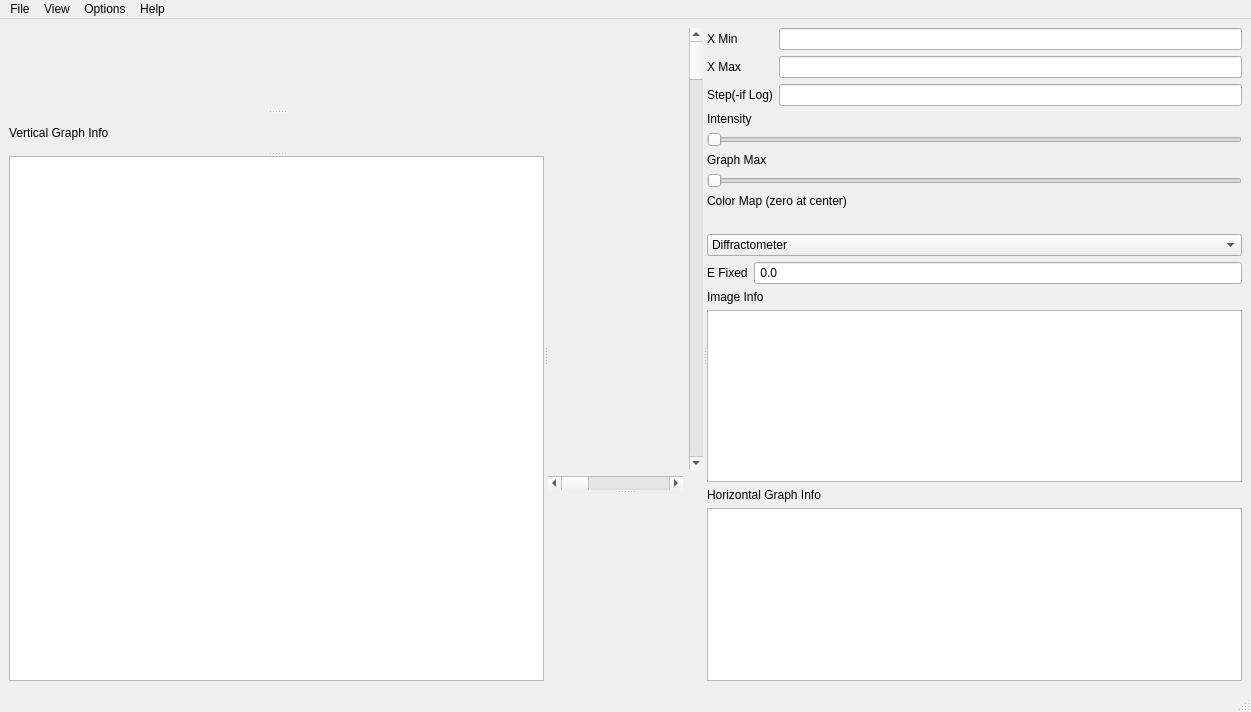
mantidproject/mantid, file Code/Mantid/MantidQt/SpectrumViewer/inc/MantidQtSpectrumViewer/SpectrumView.ui: the form before one commit.
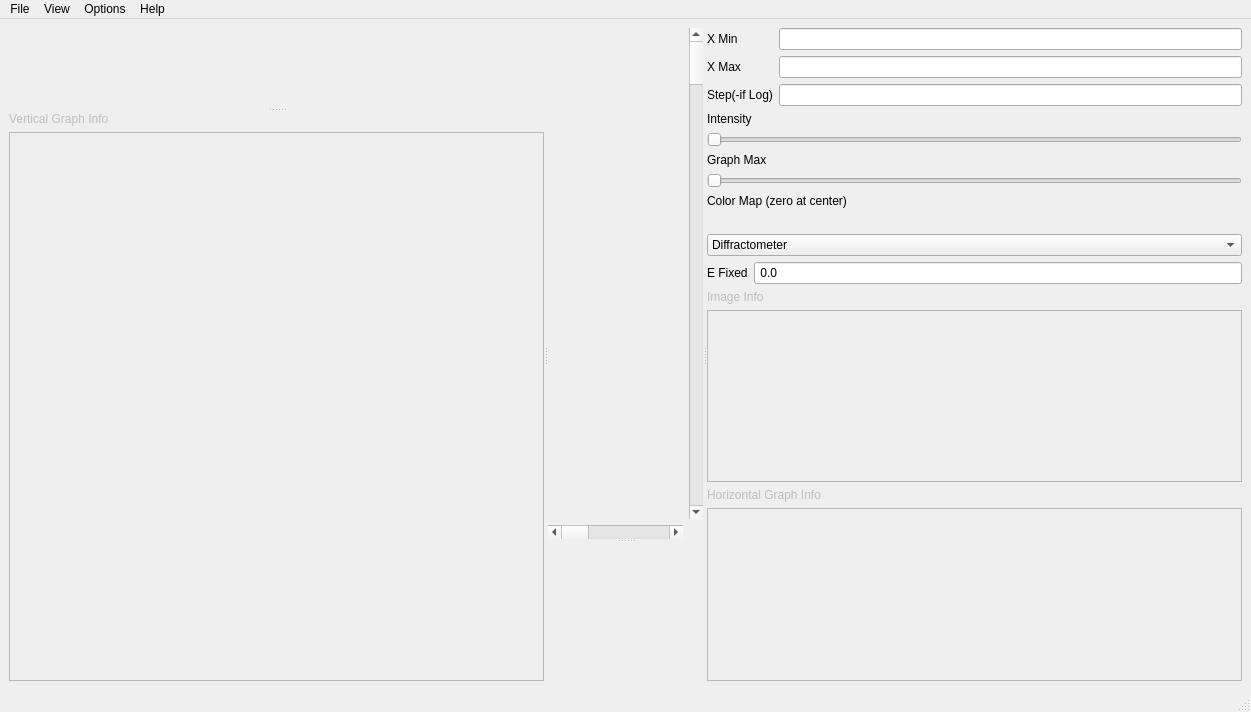
The form after the commit. Custom widgets are drawn as their Qt base class.

Commit message:
Make the UI keep it's shape a bit better
Refs #10441

```diff
--- a/Code/Mantid/MantidQt/SpectrumViewer/inc/MantidQtSpectrumViewer/SpectrumView.ui
+++ b/Code/Mantid/MantidQt/SpectrumViewer/inc/MantidQtSpectrumViewer/SpectrumView.ui
@@ -21,16 +21,38 @@
        <enum>Qt::Horizontal</enum>
       </property>
       <widget class="QSplitter" name="vgraphSplitter">
+       <property name="enabled">
+        <bool>false</bool>
+       </property>
        <property name="orientation">
         <enum>Qt::Vertical</enum>
        </property>
-       <widget class="QwtPlot" name="v_graphPlot"/>
-       <widget class="QLabel" name="label_8">
-        <property name="text">
-         <string>Vertical Graph Info</string>
+       <widget class="QwtPlot" name="v_graphPlot">
+        <property name="sizePolicy">
+         <sizepolicy hsizetype="MinimumExpanding" vsizetype="Expanding">
+          <horstretch>0</horstretch>
+          <verstretch>0</verstretch>
+         </sizepolicy>
         </property>
        </widget>
-       <widget class="QTableWidget" name="v_graph_table"/>
+       <widget class="QWidget" name="verticalLayoutWidget">
+        <layout class="QVBoxLayout" name="v_graphInfo">
+         <item>
+          <widget class="QLabel" name="v_graphInfoLabel">
+           <property name="text">
+            <string>Vertical Graph Info</string>
+           </property>
+          </widget>
+         </item>
+         <item>
+          <widget class="QTableWidget" name="v_graph_table">
+           <property name="enabled">
+            <bool>false</bool>
+           </property>
+          </widget>
+         </item>
+        </layout>
+       </widget>
       </widget>
       <widget class="QSplitter" name="imageSplitter">
        <property name="orientation">
@@ -57,7 +79,29 @@
          </item>
         </layout>
        </widget>
-       <widget class="QwtPlot" name="h_graphPlot"/>
+       <widget class="QWidget" name="layoutWidget2">
+        <layout class="QHBoxLayout" name="h_graphLayout">
+         <item>
+          <widget class="QwtPlot" name="h_graphPlot"/>
+         </item>
+         <item>
+          <spacer name="h_scrollBarSpace">
+           <property name="orientation">
+            <enum>Qt::Horizontal</enum>
+           </property>
+           <property name="sizeType">
+            <enum>QSizePolicy::Fixed</enum>
+           </property>
+           <property name="sizeHint" stdset="0">
+            <size>
+             <width>16</width>
+             <height>20</height>
+            </size>
+           </property>
+          </spacer>
+         </item>
+        </layout>
+       </widget>
       </widget>
       <widget class="QWidget" name="layoutWidget_grid4">
        <layout class="QGridLayout" name="gridLayout_4">
@@ -143,23 +187,37 @@
         </item>
         <item row="7" column="0">
          <widget class="QLabel" name="table_label">
+          <property name="enabled">
+           <bool>false</bool>
+          </property>
           <property name="text">
            <string>Image Info</string>
           </property>
          </widget>
         </item>
         <item row="8" column="0">
-         <widget class="QTableWidget" name="image_table"/>
+         <widget class="QTableWidget" name="image_table">
+          <property name="enabled">
+           <bool>false</bool>
+          </property>
+         </widget>
         </item>
         <item row="9" column="0">
          <widget class="QLabel" name="label">
+          <property name="enabled">
+           <bool>false</bool>
+          </property>
           <property name="text">
            <string>Horizontal Graph Info</string>
           </property>
          </widget>
         </item>
         <item row="10" column="0">
-         <widget class="QTableWidget" name="h_graph_table"/>
+         <widget class="QTableWidget" name="h_graph_table">
+          <property name="enabled">
+           <bool>false</bool>
+          </property>
+         </widget>
         </item>
         <item row="5" column="0">
          <widget class="QComboBox" name="emode_combo_box">
@@ -210,7 +268,7 @@
      <x>0</x>
      <y>0</y>
      <width>1251</width>
-     <height>26</height>
+     <height>20</height>
     </rect>
    </property>
    <widget class="QMenu" name="menuFile">
```
The commit also changes 3 other files.
